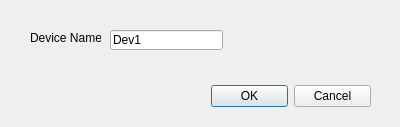
First picture: the form in src/gui/NIDAQDlg.ui, repository CompEphys-team/stdpc, before the edit.
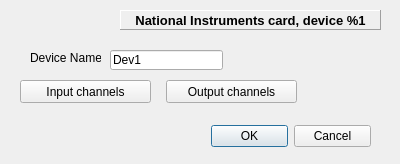
Second picture: the form after the edit.

```diff
--- a/src/gui/NIDAQDlg.ui
+++ b/src/gui/NIDAQDlg.ui
@@ -1,22 +1,22 @@
 <ui version="4.0" >
  <class>NIDAQDlg</class>
- <widget class="QDialog" name="NIDAQDlg" >
-  <property name="geometry" >
+ <widget class="QDialog" name="NIDAQDlg">
+  <property name="geometry">
    <rect>
     <x>0</x>
     <y>0</y>
     <width>400</width>
-    <height>127</height>
+    <height>164</height>
    </rect>
   </property>
   <property name="windowTitle" >
    <string>NIDAQ Setup</string>
   </property>
-  <widget class="QDialogButtonBox" name="buttonBox" >
-   <property name="geometry" >
+  <widget class="QDialogButtonBox" name="buttonBox">
+   <property name="geometry">
     <rect>
      <x>211</x>
-     <y>80</y>
+     <y>120</y>
      <width>160</width>
      <height>32</height>
     </rect>
@@ -28,11 +28,11 @@
     <set>QDialogButtonBox::Cancel|QDialogButtonBox::Ok</set>
    </property>
   </widget>
-  <widget class="QLineEdit" name="DeviceNameE" >
-   <property name="geometry" >
+  <widget class="QLineEdit" name="DeviceNameE">
+   <property name="geometry">
     <rect>
      <x>110</x>
-     <y>30</y>
+     <y>50</y>
      <width>113</width>
      <height>20</height>
     </rect>
@@ -41,11 +41,11 @@
     <string>Dev1</string>
    </property>
   </widget>
-  <widget class="QLabel" name="BaseAddressL" >
-   <property name="geometry" >
+  <widget class="QLabel" name="BaseAddressL">
+   <property name="geometry">
     <rect>
      <x>30</x>
-     <y>30</y>
+     <y>50</y>
      <width>71</width>
      <height>16</height>
     </rect>
@@ -54,6 +54,76 @@
     <string>Device Name</string>
    </property>
   </widget>
+  <widget class="QLabel" name="DAQLabel">
+   <property name="enabled">
+    <bool>true</bool>
+   </property>
+   <property name="geometry">
+    <rect>
+     <x>120</x>
+     <y>10</y>
+     <width>261</width>
+     <height>20</height>
+    </rect>
+   </property>
+   <property name="font">
+    <font>
+     <pointsize>10</pointsize>
+     <weight>75</weight>
+     <bold>true</bold>
+    </font>
+   </property>
+   <property name="autoFillBackground">
+    <bool>false</bool>
+   </property>
+   <property name="styleSheet">
+    <string/>
+   </property>
+   <property name="frameShape">
+    <enum>QFrame::Panel</enum>
+   </property>
+   <property name="frameShadow">
+    <enum>QFrame::Raised</enum>
+   </property>
+   <property name="lineWidth">
+    <number>1</number>
+   </property>
+   <property name="midLineWidth">
+    <number>0</number>
+   </property>
+   <property name="text">
+    <string>National Instruments card, device %1</string>
+   </property>
+   <property name="alignment">
+    <set>Qt::AlignCenter</set>
+   </property>
+  </widget>
+  <widget class="QPushButton" name="outChannels">
+   <property name="geometry">
+    <rect>
+     <x>166</x>
+     <y>80</y>
+     <width>131</width>
+     <height>23</height>
+    </rect>
+   </property>
+   <property name="text">
+    <string>Output channels</string>
+   </property>
+  </widget>
+  <widget class="QPushButton" name="inChannels">
+   <property name="geometry">
+    <rect>
+     <x>20</x>
+     <y>80</y>
+     <width>131</width>
+     <height>23</height>
+    </rect>
+   </property>
+   <property name="text">
+    <string>Input channels</string>
+   </property>
+  </widget>
  </widget>
  <resources/>
  <connections>
```
Left out of the diff: 21 changed lines with no effect on the pictures.
